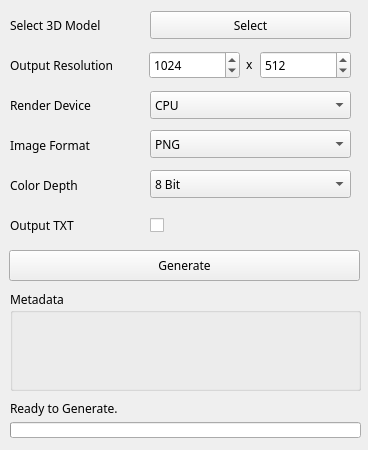
This is ui/widget.ui in himisawww/GrayscaleGenerator as Qt 5 draws it before an edit. The edited form follows.
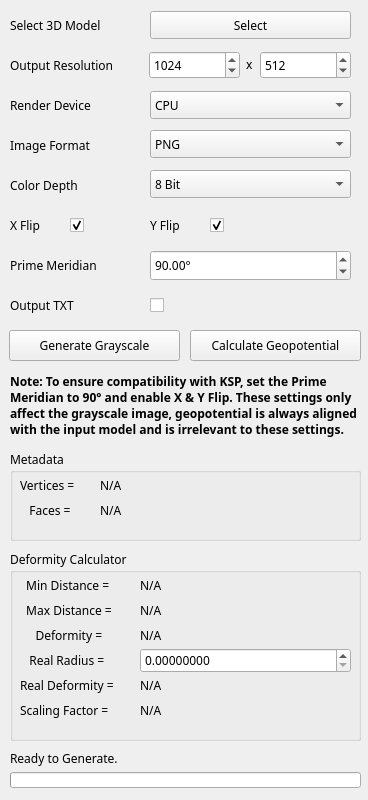
This is the edited form.

Commit message: add GUI support for geopotential calculation.

```diff
--- a/ui/widget.ui
+++ b/ui/widget.ui
@@ -7,19 +7,19 @@
     <x>0</x>
     <y>0</y>
     <width>368</width>
-    <height>450</height>
+    <height>800</height>
    </rect>
   </property>
   <property name="minimumSize">
    <size>
     <width>368</width>
-    <height>450</height>
+    <height>800</height>
    </size>
   </property>
   <property name="maximumSize">
    <size>
     <width>368</width>
-    <height>450</height>
+    <height>800</height>
    </size>
   </property>
   <property name="font">
@@ -37,7 +37,7 @@
    <property name="geometry">
     <rect>
      <x>10</x>
-     <y>422</y>
+     <y>772</y>
      <width>351</width>
      <height>16</height>
     </rect>
@@ -260,7 +260,7 @@
    <property name="geometry">
     <rect>
      <x>10</x>
-     <y>400</y>
+     <y>750</y>
      <width>351</width>
      <height>16</height>
     </rect>
@@ -282,20 +282,20 @@
    <property name="geometry">
     <rect>
      <x>10</x>
-     <y>210</y>
+     <y>290</y>
      <width>130</width>
      <height>31</height>
     </rect>
    </property>
    <property name="minimumSize">
     <size>
-     <width>130</width>
+     <width>0</width>
      <height>0</height>
     </size>
    </property>
    <property name="maximumSize">
     <size>
-     <width>130</width>
+     <width>16777215</width>
      <height>16777215</height>
     </size>
    </property>
@@ -312,7 +312,7 @@
    <property name="geometry">
     <rect>
      <x>150</x>
-     <y>210</y>
+     <y>290</y>
      <width>21</width>
      <height>31</height>
     </rect>
@@ -325,22 +325,22 @@
    <property name="geometry">
     <rect>
      <x>9</x>
-     <y>250</y>
-     <width>351</width>
+     <y>330</y>
+     <width>171</width>
      <height>31</height>
     </rect>
    </property>
    <property name="text">
-    <string>Generate</string>
+    <string>Generate Grayscale</string>
    </property>
   </widget>
   <widget class="QGroupBox" name="groupBox">
    <property name="geometry">
     <rect>
      <x>10</x>
-     <y>290</y>
+     <y>450</y>
      <width>351</width>
-     <height>101</height>
+     <height>91</height>
     </rect>
    </property>
    <property name="title">
@@ -350,19 +350,58 @@
     <property name="geometry">
      <rect>
       <x>10</x>
-      <y>20</y>
-      <width>331</width>
-      <height>81</height>
+      <y>25</y>
+      <width>81</width>
+      <height>21</height>
      </rect>
     </property>
     <property name="text">
-     <string/>
+     <string>Vertices =</string>
     </property>
-    <property name="alignment">
-     <set>Qt::AlignmentFlag::AlignLeading|Qt::AlignmentFlag::AlignLeft|Qt::AlignmentFlag::AlignTop</set>
+   </widget>
+   <widget class="QLabel" name="facesLabel">
+    <property name="geometry">
+     <rect>
+      <x>10</x>
+      <y>50</y>
+      <width>81</width>
+      <height>21</height>
+     </rect>
     </property>
+    <property name="text">
+     <string>   Faces =</string>
+    </property>
+   </widget>
+   <widget class="QLabel" name="verticesText">
+    <property name="geometry">
+     <rect>
+      <x>90</x>
+      <y>25</y>
+      <width>251</width>
+      <height>21</height>
+     </rect>
+    </property>
+    <property name="text">
+     <string>N/A</string>
+    </property>
     <property name="textInteractionFlags">
-     <set>Qt::TextInteractionFlag::LinksAccessibleByMouse|Qt::TextInteractionFlag::TextSelectableByMouse</set>
+     <set>Qt::TextInteractionFlag::TextBrowserInteraction</set>
+    </property>
+   </widget>
+   <widget class="QLabel" name="facesText">
+    <property name="geometry">
+     <rect>
+      <x>90</x>
+      <y>50</y>
+      <width>251</width>
+      <height>21</height>
+     </rect>
+    </property>
+    <property name="text">
+     <string>N/A</string>
+    </property>
+    <property name="textInteractionFlags">
+     <set>Qt::TextInteractionFlag::TextBrowserInteraction</set>
     </property>
    </widget>
   </widget>
@@ -481,6 +520,386 @@
     </property>
    </item>
   </widget>
+  <widget class="QLabel" name="xFlipLabel">
+   <property name="geometry">
+    <rect>
+     <x>10</x>
+     <y>210</y>
+     <width>51</width>
+     <height>31</height>
+    </rect>
+   </property>
+   <property name="minimumSize">
+    <size>
+     <width>0</width>
+     <height>0</height>
+    </size>
+   </property>
+   <property name="maximumSize">
+    <size>
+     <width>16777215</width>
+     <height>16777215</height>
+    </size>
+   </property>
+   <property name="font">
+    <font>
+     <family>JetBrains Mono</family>
+    </font>
+   </property>
+   <property name="text">
+    <string>X Flip</string>
+   </property>
+  </widget>
+  <widget class="QLabel" name="yFlipLabel">
+   <property name="geometry">
+    <rect>
+     <x>150</x>
+     <y>210</y>
+     <width>51</width>
+     <height>31</height>
+    </rect>
+   </property>
+   <property name="minimumSize">
+    <size>
+     <width>0</width>
+     <height>0</height>
+    </size>
+   </property>
+   <property name="maximumSize">
+    <size>
+     <width>16777215</width>
+     <height>16777215</height>
+    </size>
+   </property>
+   <property name="font">
+    <font>
+     <family>JetBrains Mono</family>
+    </font>
+   </property>
+   <property name="text">
+    <string>Y Flip</string>
+   </property>
+  </widget>
+  <widget class="QLabel" name="primeMeridianLabel">
+   <property name="geometry">
+    <rect>
+     <x>10</x>
+     <y>250</y>
+     <width>130</width>
+     <height>31</height>
+    </rect>
+   </property>
+   <property name="minimumSize">
+    <size>
+     <width>130</width>
+     <height>0</height>
+    </size>
+   </property>
+   <property name="maximumSize">
+    <size>
+     <width>130</width>
+     <height>16777215</height>
+    </size>
+   </property>
+   <property name="font">
+    <font>
+     <family>JetBrains Mono</family>
+    </font>
+   </property>
+   <property name="text">
+    <string>Prime Meridian</string>
+   </property>
+  </widget>
+  <widget class="QCheckBox" name="xFlipCheckBox">
+   <property name="geometry">
+    <rect>
+     <x>70</x>
+     <y>210</y>
+     <width>21</width>
+     <height>31</height>
+    </rect>
+   </property>
+   <property name="text">
+    <string/>
+   </property>
+   <property name="checked">
+    <bool>true</bool>
+   </property>
+  </widget>
+  <widget class="QCheckBox" name="yFlipCheckBox">
+   <property name="geometry">
+    <rect>
+     <x>210</x>
+     <y>210</y>
+     <width>21</width>
+     <height>31</height>
+    </rect>
+   </property>
+   <property name="text">
+    <string/>
+   </property>
+   <property name="checked">
+    <bool>true</bool>
+   </property>
+  </widget>
+  <widget class="QDoubleSpinBox" name="primeMeridianDoubleSpinBox">
+   <property name="geometry">
+    <rect>
+     <x>150</x>
+     <y>250</y>
+     <width>201</width>
+     <height>31</height>
+    </rect>
+   </property>
+   <property name="suffix">
+    <string>°</string>
+   </property>
+   <property name="minimum">
+    <double>-360.000000000000000</double>
+   </property>
+   <property name="maximum">
+    <double>360.000000000000000</double>
+   </property>
+   <property name="value">
+    <double>90.000000000000000</double>
+   </property>
+  </widget>
+  <widget class="QGroupBox" name="deformityCalculator">
+   <property name="geometry">
+    <rect>
+     <x>10</x>
+     <y>550</y>
+     <width>351</width>
+     <height>191</height>
+    </rect>
+   </property>
+   <property name="title">
+    <string>Deformity Calculator</string>
+   </property>
+   <widget class="QLabel" name="minDistanceLabel">
+    <property name="geometry">
+     <rect>
+      <x>10</x>
+      <y>25</y>
+      <width>121</width>
+      <height>21</height>
+     </rect>
+    </property>
+    <property name="text">
+     <string>  Min Distance =</string>
+    </property>
+   </widget>
+   <widget class="QLabel" name="minDistanceText">
+    <property name="geometry">
+     <rect>
+      <x>130</x>
+      <y>25</y>
+      <width>211</width>
+      <height>21</height>
+     </rect>
+    </property>
+    <property name="text">
+     <string>N/A</string>
+    </property>
+    <property name="textInteractionFlags">
+     <set>Qt::TextInteractionFlag::TextBrowserInteraction</set>
+    </property>
+   </widget>
+   <widget class="QLabel" name="maxDistanceLabel">
+    <property name="geometry">
+     <rect>
+      <x>10</x>
+      <y>50</y>
+      <width>121</width>
+      <height>21</height>
+     </rect>
+    </property>
+    <property name="text">
+     <string>  Max Distance =</string>
+    </property>
+   </widget>
+   <widget class="QLabel" name="deformityLabel">
+    <property name="geometry">
+     <rect>
+      <x>10</x>
+      <y>75</y>
+      <width>121</width>
+      <height>21</height>
+     </rect>
+    </property>
+    <property name="text">
+     <string>     Deformity =</string>
+    </property>
+   </widget>
+   <widget class="QLabel" name="realRadiusLabel">
+    <property name="geometry">
+     <rect>
+      <x>10</x>
+      <y>100</y>
+      <width>121</width>
+      <height>21</height>
+     </rect>
+    </property>
+    <property name="text">
+     <string>   Real Radius =</string>
+    </property>
+   </widget>
+   <widget class="QLabel" name="realDeformity">
+    <property name="geometry">
+     <rect>
+      <x>10</x>
+      <y>125</y>
+      <width>121</width>
+      <height>21</height>
+     </rect>
+    </property>
+    <property name="text">
+     <string>Real Deformity = </string>
+    </property>
+   </widget>
+   <widget class="QLabel" name="scalingFactor">
+    <property name="geometry">
+     <rect>
+      <x>10</x>
+      <y>150</y>
+      <width>121</width>
+      <height>21</height>
+     </rect>
+    </property>
+    <property name="text">
+     <string>Scaling Factor =</string>
+    </property>
+   </widget>
+   <widget class="QLabel" name="maxDistanceText">
+    <property name="geometry">
+     <rect>
+      <x>130</x>
+      <y>50</y>
+      <width>211</width>
+      <height>21</height>
+     </rect>
+    </property>
+    <property name="text">
+     <string>N/A</string>
+    </property>
+    <property name="textInteractionFlags">
+     <set>Qt::TextInteractionFlag::TextBrowserInteraction</set>
+    </property>
+   </widget>
+   <widget class="QLabel" name="deformityText">
+    <property name="geometry">
+     <rect>
+      <x>130</x>
+      <y>75</y>
+      <width>211</width>
+      <height>21</height>
+     </rect>
+    </property>
+    <property name="text">
+     <string>N/A</string>
+    </property>
+    <property name="textInteractionFlags">
+     <set>Qt::TextInteractionFlag::TextBrowserInteraction</set>
+    </property>
+   </widget>
+   <widget class="QLabel" name="realDeformityText">
+    <property name="geometry">
+     <rect>
+      <x>130</x>
+      <y>125</y>
+      <width>211</width>
+      <height>21</height>
+     </rect>
+    </property>
+    <property name="text">
+     <string>N/A</string>
+    </property>
+    <property name="textInteractionFlags">
+     <set>Qt::TextInteractionFlag::TextBrowserInteraction</set>
+    </property>
+   </widget>
+   <widget class="QLabel" name="scalingFactorText">
+    <property name="geometry">
+     <rect>
+      <x>130</x>
+      <y>150</y>
+      <width>211</width>
+      <height>21</height>
+     </rect>
+    </property>
+    <property name="text">
+     <string>N/A</string>
+    </property>
+    <property name="textInteractionFlags">
+     <set>Qt::TextInteractionFlag::TextBrowserInteraction</set>
+    </property>
+   </widget>
+   <widget class="QDoubleSpinBox" name="realRadiusDoubleSpinBox">
+    <property name="geometry">
+     <rect>
+      <x>130</x>
+      <y>98</y>
+      <width>211</width>
+      <height>25</height>
+     </rect>
+    </property>
+    <property name="decimals">
+     <number>8</number>
+    </property>
+    <property name="minimum">
+     <double>0.000000000000000</double>
+    </property>
+    <property name="maximum">
+     <double>10000000000000000000.000000000000000</double>
+    </property>
+   </widget>
+  </widget>
+  <widget class="QPushButton" name="generateGeopotentialPushButton">
+   <property name="geometry">
+    <rect>
+     <x>190</x>
+     <y>330</y>
+     <width>171</width>
+     <height>31</height>
+    </rect>
+   </property>
+   <property name="text">
+    <string>Calculate Geopotential</string>
+   </property>
+  </widget>
+  <widget class="QLabel" name="noteLabel">
+   <property name="geometry">
+    <rect>
+     <x>10</x>
+     <y>365</y>
+     <width>351</width>
+     <height>81</height>
+    </rect>
+   </property>
+   <property name="minimumSize">
+    <size>
+     <width>0</width>
+     <height>0</height>
+    </size>
+   </property>
+   <property name="maximumSize">
+    <size>
+     <width>16777215</width>
+     <height>16777215</height>
+    </size>
+   </property>
+   <property name="font">
+    <font>
+     <family>JetBrains Mono</family>
+    </font>
+   </property>
+   <property name="text">
+    <string>&lt;html&gt;&lt;head/&gt;&lt;body&gt;&lt;p&gt;&lt;span style=&quot; font-weight:700;&quot;&gt;Note: To ensure compatibility with KSP, set the Prime Meridian to 90° and enable X &amp;amp; Y Flip. These settings only affect the grayscale image, geopotential is always aligned with the input model and is irrelevant to these settings.&lt;/span&gt;&lt;/p&gt;&lt;/body&gt;&lt;/html&gt;</string>
+   </property>
+   <property name="wordWrap">
+    <bool>true</bool>
+   </property>
+  </widget>
  </widget>
  <resources/>
  <connections/>
```
Left out of the diff: 16 changed lines with no effect on the pictures. The commit also changes 12 other files.
